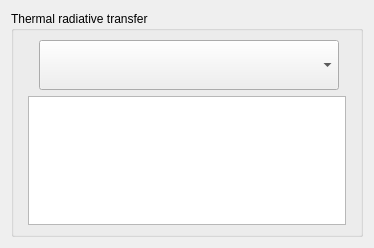
Before: the Qt Designer form gui/Pages/BoundaryConditionsWallRadiativeTransferForm.ui in code-saturne/code_saturne, drawn with Qt 5.
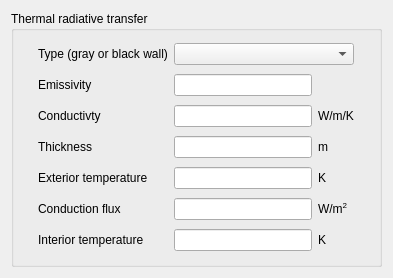
After: the same form once the commit is applied.

What changed in the file:
```diff
--- a/gui/Pages/BoundaryConditionsWallRadiativeTransferForm.ui
+++ b/gui/Pages/BoundaryConditionsWallRadiativeTransferForm.ui
@@ -6,58 +6,58 @@
    <rect>
     <x>0</x>
     <y>0</y>
-    <width>374</width>
-    <height>248</height>
+    <width>393</width>
+    <height>278</height>
    </rect>
   </property>
   <property name="windowTitle">
    <string>Form</string>
   </property>
   <layout class="QGridLayout" name="gridLayout_2">
-   <item row="0" column="0">
+   <item row="1" column="0">
     <widget class="QGroupBox" name="groupBoxRadiative">
      <property name="title">
       <string>Thermal radiative transfer</string>
      </property>
-     <layout class="QGridLayout" name="gridLayout">
+     <layout class="QHBoxLayout" name="horizontalLayout">
+      <item>
+       <spacer name="horizontalSpacer_2">
+        <property name="orientation">
+         <enum>Qt::Horizontal</enum>
+        </property>
+        <property name="sizeHint" stdset="0">
+         <size>
+          <width>40</width>
+          <height>20</height>
+         </size>
+        </property>
+       </spacer>
+      </item>
+      <item>
+       <layout class="QGridLayout" name="gridLayout_3">
+        <item row="1" column="1">
+         <widget class="QLineEdit" name="lineEditEmissivity"/>
+        </item>
+        <item row="1" column="0">
+         <widget class="QLabel" name="labelEmissivity">
+          <property name="text">
+           <string>Emissivity</string>
+          </property>
+         </widget>
+        </item>
       <item row="0" column="0">
-       <layout class="QHBoxLayout" name="horizontalLayout_4">
-        <item>
-         <spacer name="horizontalSpacer_7">
-          <property name="orientation">
-           <enum>Qt::Horizontal</enum>
+         <widget class="QLabel" name="label">
+          <property name="text">
+           <string>Type (gray or black wall)</string>
           </property>
-          <property name="sizeHint" stdset="0">
-           <size>
-            <width>17</width>
-            <height>17</height>
-           </size>
-          </property>
-         </spacer>
+         </widget>
         </item>
-        <item>
-         <layout class="QVBoxLayout" name="verticalLayout">
-          <item>
-           <layout class="QHBoxLayout" name="horizontalLayout_3">
-            <item>
-             <spacer name="horizontalSpacer_5">
-              <property name="orientation">
-               <enum>Qt::Horizontal</enum>
-              </property>
-              <property name="sizeHint" stdset="0">
-               <size>
-                <width>17</width>
-                <height>17</height>
-               </size>
-              </property>
-             </spacer>
-            </item>
-            <item>
+        <item row="0" column="1" colspan="2">
              <widget class="QComboBox" name="comboBoxRadiative">
               <property name="minimumSize">
                <size>
-                <width>300</width>
-                <height>50</height>
+            <width>180</width>
+            <height>0</height>
                </size>
               </property>
               <property name="toolTip">
@@ -65,53 +65,105 @@
               </property>
              </widget>
             </item>
-            <item>
-             <spacer name="horizontalSpacer_6">
-              <property name="orientation">
-               <enum>Qt::Horizontal</enum>
-              </property>
-              <property name="sizeHint" stdset="0">
-               <size>
-                <width>13</width>
-                <height>13</height>
-               </size>
-              </property>
-             </spacer>
-            </item>
-           </layout>
-          </item>
-          <item>
-           <widget class="QTableView" name="tableViewScalars">
-            <property name="alternatingRowColors">
-             <bool>true</bool>
-            </property>
-            <property name="selectionBehavior">
-             <enum>QAbstractItemView::SelectRows</enum>
-            </property>
-            <property name="verticalScrollMode">
-             <enum>QAbstractItemView::ScrollPerPixel</enum>
-            </property>
-            <property name="horizontalScrollMode">
-             <enum>QAbstractItemView::ScrollPerPixel</enum>
+        <item row="2" column="0">
+         <widget class="QLabel" name="labelConductivity">
+          <property name="text">
+           <string>Conductivty</string>
+          </property>
+         </widget>
+        </item>
+        <item row="2" column="1">
+         <widget class="QLineEdit" name="lineEditConductivity"/>
+        </item>
+        <item row="2" column="2">
+         <widget class="QLabel" name="labelConductivityUnit">
+          <property name="text">
+           <string>W/m/K</string>
+          </property>
+         </widget>
+        </item>
+        <item row="3" column="0">
+         <widget class="QLabel" name="labelThickness">
+          <property name="text">
+           <string>Thickness</string>
+          </property>
+         </widget>
+        </item>
+        <item row="3" column="1">
+         <widget class="QLineEdit" name="lineEditThickness"/>
+        </item>
+        <item row="3" column="2">
+         <widget class="QLabel" name="labelThicknessUnit">
+          <property name="text">
+           <string>m</string>
+          </property>
+         </widget>
+        </item>
+        <item row="4" column="0">
+         <widget class="QLabel" name="labelExtTemperature">
+          <property name="text">
+           <string>Exterior temperature</string>
+          </property>
+         </widget>
+        </item>
+        <item row="4" column="1">
+         <widget class="QLineEdit" name="lineEditExtTemperature"/>
+        </item>
+        <item row="4" column="2">
+         <widget class="QLabel" name="labelExtTemperatureUnit">
+          <property name="text">
+           <string>K</string>
+          </property>
+         </widget>
+        </item>
+        <item row="5" column="0">
+         <widget class="QLabel" name="labelConductionFlux">
+          <property name="text">
+           <string>Conduction flux</string>
             </property>
            </widget>
           </item>
+        <item row="5" column="1">
+         <widget class="QLineEdit" name="lineEditConductionFlux"/>
+        </item>
+        <item row="5" column="2">
+         <widget class="QLabel" name="labelConductionFluxUnit">
+          <property name="text">
+           <string>&lt;html&gt;&lt;head/&gt;&lt;body&gt;&lt;p&gt;W/m&lt;span style=&quot; vertical-align:super;&quot;&gt;2&lt;/span&gt;&lt;/p&gt;&lt;/body&gt;&lt;/html&gt;</string>
+          </property>
+         </widget>
+        </item>
+        <item row="6" column="0">
+         <widget class="QLabel" name="labelIntTemperature">
+          <property name="text">
+           <string>Interior temperature</string>
+          </property>
+         </widget>
+        </item>
+        <item row="6" column="1">
+         <widget class="QLineEdit" name="lineEditIntTemperature"/>
+        </item>
+        <item row="6" column="2">
+         <widget class="QLabel" name="labelIntTemperatureUnit">
+          <property name="text">
+           <string>K</string>
+          </property>
+         </widget>
+        </item>
          </layout>
         </item>
         <item>
-         <spacer name="horizontalSpacer_8">
+       <spacer name="horizontalSpacer">
           <property name="orientation">
            <enum>Qt::Horizontal</enum>
           </property>
           <property name="sizeHint" stdset="0">
            <size>
-            <width>17</width>
-            <height>17</height>
+          <width>40</width>
+          <height>20</height>
            </size>
           </property>
          </spacer>
-        </item>
-       </layout>
       </item>
      </layout>
     </widget>
```
Lines whose indentation alone changed are shown as unchanged.
